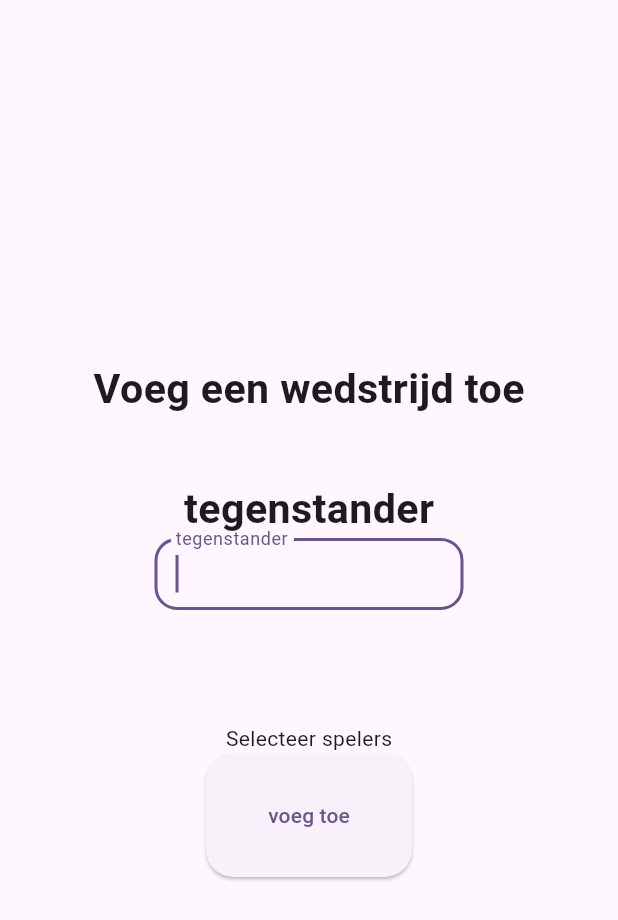
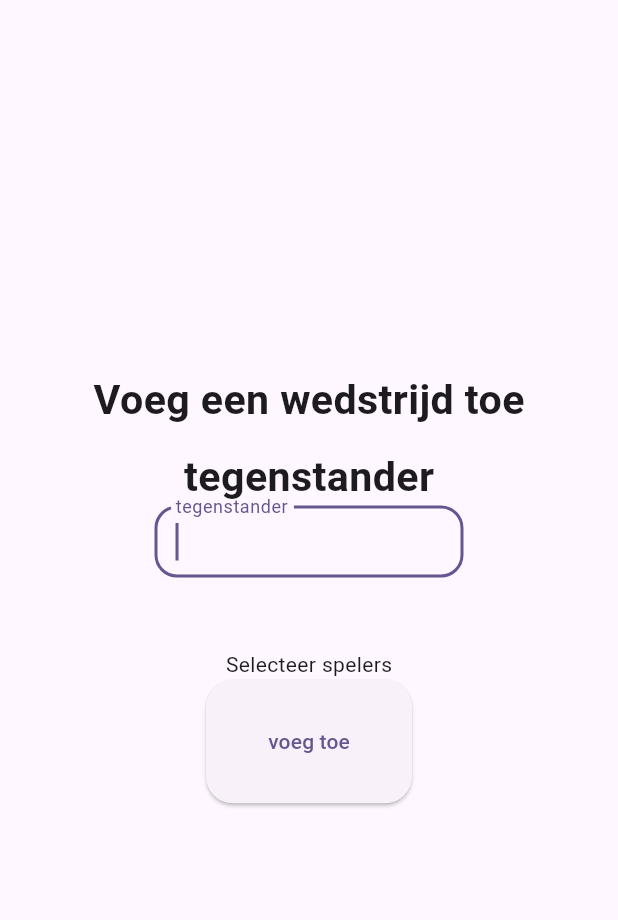
Before and after one commit to qlavent/football_stats, a Flutter app: the AddGamePage screen opened directly with empty values, on a phone screen of 412 x 824 dp. Shown: the top 920 px of the screen. Run offline on Flutter 3.47's test engine with Material 2 defaults, Android fonts, the light colour scheme and no system bars; our stand-ins replace cloud_firestore, firebase_core; accounts and stored records are empty.

Commit message:
improved adding game

```diff
--- a/football_tracker/lib/games/add_game.dart
+++ b/football_tracker/lib/games/add_game.dart
@@ -35,7 +35,7 @@ class _AddGamePageState extends State<AddGamePage> {
               ),
             ),
             SizedBox(
-              height: MediaQuery.of(context).size.height / 20,
+              height: MediaQuery.of(context).size.height / 70,
             ),
             Text(
               "tegenstander",
@@ -67,10 +67,12 @@ class _AddGamePageState extends State<AddGamePage> {
               ),
             ),
             SizedBox(
-              height: MediaQuery.of(context).size.height / 20,
+              height: MediaQuery.of(context).size.height / 60,
             ),
             const Text("Selecteer spelers"),
             Row(
+              mainAxisAlignment: MainAxisAlignment.start,
+              crossAxisAlignment: CrossAxisAlignment.start,
               children: [
                 for (int i = 0; i < ((widget.players.length) / 10).floor(); i++)
                   SizedBox(
@@ -148,6 +150,9 @@ class _AddGamePageState extends State<AddGamePage> {
                 child: const Text("voeg toe"),
               ),
             ),
+            SizedBox(
+              height: MediaQuery.of(context).size.height / 20,
+            ),
           ],
         ),
       ),
```
